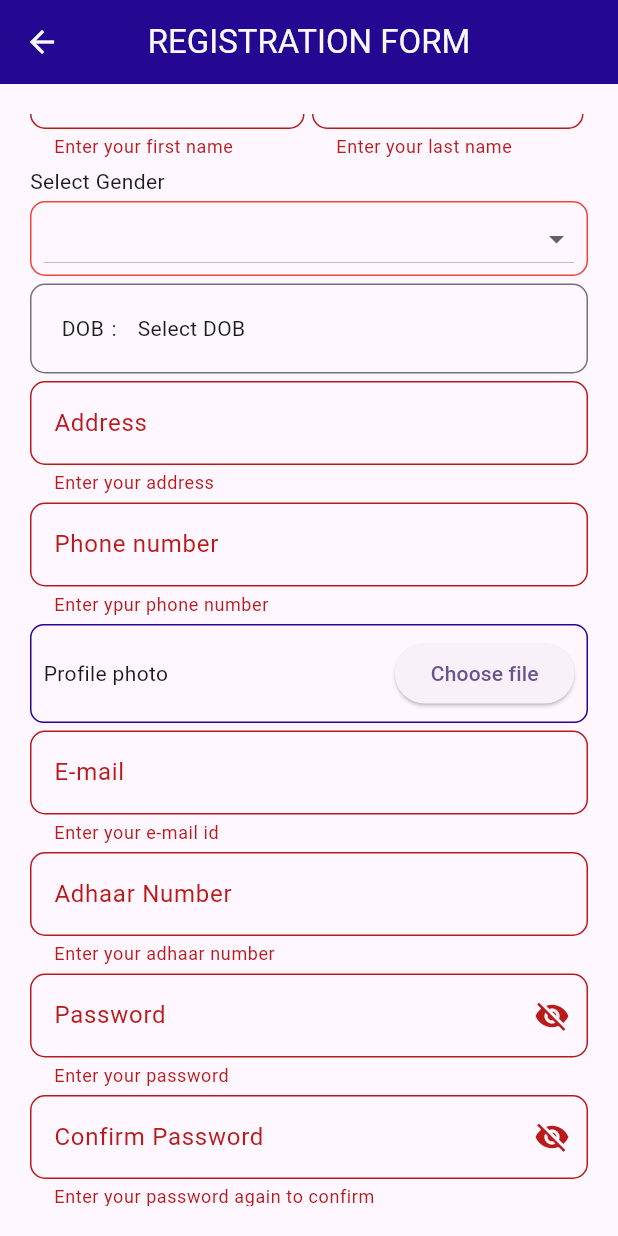
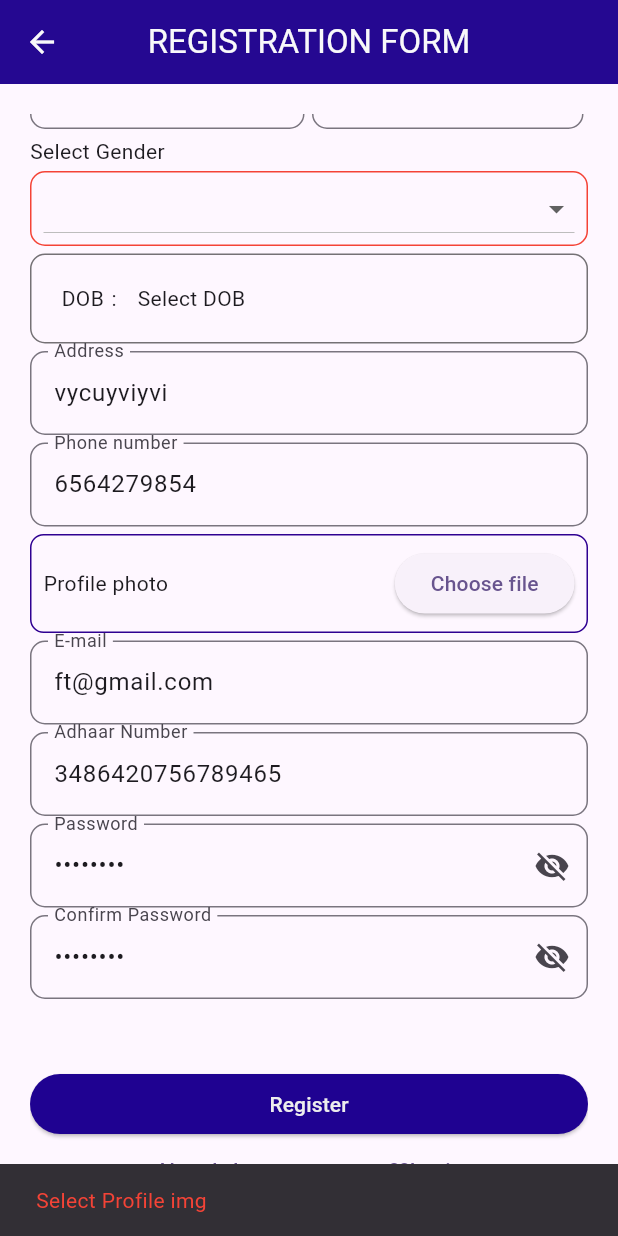
Before and after one commit to Akshay-Bala/Final-Project, a Flutter app: the Registration screen opened directly, scrolled down 46 dp, after a tap on "Register", on a phone screen of 412 x 824 dp. Run offline on Flutter 3.47's test engine with Material 3 defaults, Android fonts, the phone set to English and light mode, and no system bars; our stand-ins replace dio, geolocator, image_picker; network calls fail.

Commit message:
05/04/2024

```diff
--- a/lib/registration.dart
+++ b/lib/registration.dart
@@ -4,6 +4,8 @@ import 'package:image_picker/image_picker.dart';
 import 'package:potholedetect/custom_widgets/textfield.dart';
 import 'package:flutter/material.dart';
 import 'package:potholedetect/login.dart';
+import 'package:potholedetect/utils/api/registerApi.dart';
+import 'package:potholedetect/utils/common/snackbar.dart';
 
 class Registration extends StatefulWidget {
   Registration({super.key});
@@ -13,10 +15,9 @@ class Registration extends StatefulWidget {
 }
 
 class _RegistrationState extends State<Registration> {
-
   //Form passing
 
- File _image=File('Profile photo') ;
+  File _image = File('Profile photo');
 
   // This is the image picker
   final _picker = ImagePicker();
@@ -29,31 +30,32 @@ class _RegistrationState extends State<Registration> {
       setState(() {
         _image = File(pickedImage.path);
       });
-        }}
+    }
+  }
 
   var formkey = GlobalKey<FormState>();
 
-  ValueNotifier<bool> visibility1=ValueNotifier<bool>(true);
+  ValueNotifier<bool> visibility1 = ValueNotifier<bool>(true);
 
-  ValueNotifier<bool> visibility2=ValueNotifier<bool>(true);
+  ValueNotifier<bool> visibility2 = ValueNotifier<bool>(true);
 
   //Controllers
 
-  final TextEditingController fistnameController = TextEditingController();
+  final TextEditingController fistnameController = TextEditingController(text: 'jh');
 
-  final TextEditingController lastnameController = TextEditingController();
+  final TextEditingController lastnameController = TextEditingController(text: 'jh');
 
-  final TextEditingController PhoneController = TextEditingController();
+  final TextEditingController PhoneController = TextEditingController(text: '6564279854');
 
-  final TextEditingController addresscontroller = TextEditingController();
+  final TextEditingController addresscontroller = TextEditingController(text: 'vycuyviyvi');
 
-  final TextEditingController emailController = TextEditingController();
+  final TextEditingController emailController = TextEditingController(text: 'ft@gmail.com');
 
-  final TextEditingController passController = TextEditingController();
+  final TextEditingController passController = TextEditingController(text: 'hello234');
 
-  final TextEditingController cpassController = TextEditingController();
+  final TextEditingController cpassController = TextEditingController(text: 'hello234');
 
-  final TextEditingController adarController = TextEditingController();
+  final TextEditingController adarController = TextEditingController(text: '3486420756789465');
 
   Color bC = Colors.black26;
   String isGenderselected = "";
@@ -63,22 +65,17 @@ class _RegistrationState extends State<Registration> {
   bool isDobSelected = false;
   Color c = Colors.black;
 
-  final dropdownItem = [
-    "",'Male','Female','Other'
-  ];
+  final dropdownItem = ["", 'Male', 'Female', 'Other'];
 
   @override
   Widget build(BuildContext context) {
-    var mediaquery=MediaQuery.of(context).size;
+    var mediaquery = MediaQuery.of(context).size;
     return Scaffold(
-
         appBar: AppBar(
           title: Text("REGISTRATION FORM"),
           centerTitle: true, // title on the centre
-          backgroundColor:
-              const Color.fromARGB(255, 31, 2, 145),
-              foregroundColor:
-               Color.fromARGB(255, 248, 249, 250), //appbar color
+          backgroundColor: const Color.fromARGB(255, 31, 2, 145),
+          foregroundColor: Color.fromARGB(255, 248, 249, 250), //appbar color
         ),
         body: Padding(
           padding: const EdgeInsets.all(20.0),
@@ -87,8 +84,10 @@ class _RegistrationState extends State<Registration> {
             child: ListView(
               // mainAxisAlignment: MainAxisAlignment.center,
               children: [
-
-Row(children: [Container(width: mediaquery.width/2-23,
+                Row(
+                  children: [
+                    Container(
+                      width: mediaquery.width / 2 - 23,
                       child: customtextfield(
                         controller: fistnameController,
                         validator: (value) {
@@ -103,7 +102,8 @@ Row(children: [Container(width: mediaquery.width/2-23,
                     SizedBox(
                       width: 5,
                     ),
-                Container(width: mediaquery.width/2-25,
+                    Container(
+                      width: mediaquery.width / 2 - 25,
                       child: customtextfield(
                         controller: lastnameController,
                         validator: (value) {
@@ -115,34 +115,33 @@ Row(children: [Container(width: mediaquery.width/2-23,
                         label: "Last name",
                       ),
                     ),
-
-
-],),
+                  ],
+                ),
                 SizedBox(
                   height: 5,
                 ),
-
                 Text("Select Gender"),
                 SizedBox(
                   height: 3,
                 ),
-
                 Container(
                   decoration: BoxDecoration(
-                    border: Border.all(
-                      color: c
-                    ),
-                    borderRadius: BorderRadius.circular(10)
-                  ),
+                      border: Border.all(color: c),
+                      borderRadius: BorderRadius.circular(10)),
                   child: Padding(
-                    padding: const EdgeInsets.fromLTRB(8.0,0,8,0),
+                    padding: const EdgeInsets.fromLTRB(8.0, 0, 8, 0),
                     child: DropdownButton(
                         isExpanded: true,
                         //underline: ,
                         //padding: EdgeInsets.all(10),
                         borderRadius: BorderRadius.circular(10),
                         value: selectedValue,
-                      items: dropdownItem.map((e) => DropdownMenuItem(child: Text(e),value: e,)).toList(),
+                        items: dropdownItem
+                            .map((e) => DropdownMenuItem(
+                                  child: Text(e),
+                                  value: e,
+                                ))
+                            .toList(),
                         onChanged: (value) {
                           setState(() {
                             isGenderselected = value!;
@@ -154,42 +153,52 @@ SizedBox(
                 SizedBox(
                   height: 5,
                 ),
-
                 InkWell(
                   onTap: () async {
                     final date = await showDatePicker(
+
                         initialDate: DateTime.now(),
                         //selectableDayPredicate: (day) {print(day); return true;},
-                      context: context, firstDate: DateTime(1960), lastDate: DateTime.now());
+                        context: context,
+                        firstDate: DateTime(1960),
+                        lastDate: DateTime.now());
                     List<String> parts = date.toString().split(' ');
 
                     selectedDob = parts[0].toString();
-                    print(selectedDob
-                    );
+                    print(selectedDob);
                     isDobSelected = true;
-                    setState(() {
-
-                    });
+                    setState(() {});
                   },
                   child: Container(
-
                     height: 60,
                     decoration: BoxDecoration(
-                      border: Border.all(
-                        color: Colors.black54
+                        border: Border.all(color: Colors.black54),
+                        borderRadius: BorderRadius.circular(10)),
+                    child: Row(
+                      children: [
+                        SizedBox(
+                          width: 20,
                         ),
-                      borderRadius: BorderRadius.circular(10)
+                        Text(
+                          "DOB",
+                          style: TextStyle(fontSize: 14),
                         ),
-                    child:  Row(
-                      children: [
-                        SizedBox(width: 20,),Text("DOB",style: TextStyle(fontSize: 14),),SizedBox(width: 5,),Text(":",style: TextStyle(fontSize: 14),),SizedBox(width: 10,), Text(" $selectedDob" )
+                        SizedBox(
+                          width: 5,
+                        ),
+                        Text(
+                          ":",
+                          style: TextStyle(fontSize: 14),
+                        ),
+                        SizedBox(
+                          width: 10,
+                        ),
+                        Text(" $selectedDob")
                       ],
                     ),
                   ),
                 ),
-
                 SizedBox(height: 5),
-
                 customtextfield(
                   controller: addresscontroller,
                   validator: (value) {
@@ -200,52 +209,57 @@ SizedBox(
                   },
                   label: "Address",
                 ),
-                  SizedBox(height:5),
-
+                SizedBox(height: 5),
                 customtextfield(
                   controller: PhoneController,
-                  validator: (value)
-                   {
+                  validator: (value) {
                     if (value.toString().isEmpty) {
                       return 'Enter ypur phone number';
-                } else if (!RegExp(r'^[0-9]+$').hasMatch(value.toString())) {
+                    } else if (!RegExp(r'^[0-9]+$')
+                        .hasMatch(value.toString())) {
                       return 'incorrect';
-                }
-                else if(value.length <10 || value.length >10){
+                    } else if (value.length < 10 || value.length > 10) {
                       return 'invalid phone number';
                     }
                     return null;
                   },
                   label: "Phone number",
                 ),
-
                 SizedBox(
                   height: 5,
                 ),
-
-                Container(decoration: BoxDecoration(border: Border.all(color: Color.fromARGB(255, 47, 1, 146)),borderRadius: BorderRadius.circular(9)),
+                Container(
+                  decoration: BoxDecoration(
+                      border:
+                          Border.all(color: Color.fromARGB(255, 47, 1, 146)),
+                      borderRadius: BorderRadius.circular(9)),
                   child: Padding(
                     padding: const EdgeInsets.all(8.0),
                     child: Row(
                       mainAxisAlignment: MainAxisAlignment.spaceBetween,
                       children: [
                         Text(_image.path.split('/').last),
-                        Container(child: ElevatedButton(onPressed: (){
+                        Container(
+                            child: ElevatedButton(
+                                onPressed: () {
                                   _openImagePicker();
-                        }, child: Text("Choose file"))),
+                                },
+                                child: Text("Choose file"))),
                       ],
                     ),
                   ),
                 ),
-                SizedBox(height: 5,),
-
-
+                SizedBox(
+                  height: 5,
+                ),
                 customtextfield(
                   controller: emailController,
                   validator: (value) {
                     if (value.toString().isEmpty) {
                       return 'Enter your e-mail id';
-                     } else if (!RegExp(r'^[a-zA-Z0-9+_.-]+@[a-zA-Z0-9.-]+\.[a-z]+$').hasMatch(value.toString())) {
+                    } else if (!RegExp(
+                            r'^[a-zA-Z0-9+_.-]+@[a-zA-Z0-9.-]+\.[a-z]+$')
+                        .hasMatch(value.toString())) {
                       return 'incorrect';
                     }
                     return null;
@@ -257,32 +271,31 @@ SizedBox(
                 ),
                 customtextfield(
                   controller: adarController,
-                  validator: (value)
-                   {
+                  validator: (value) {
                     if (value.toString().isEmpty) {
                       return 'Enter your adhaar number';
-                } else if (!RegExp(r'^[0-9]+$').hasMatch(value.toString())) {
+                    } else if (!RegExp(r'^[0-9]+$')
+                        .hasMatch(value.toString())) {
                       return 'incorrect';
-                }
-                else if(value.length <16 || value.length >16){
+                    } else if (value.length < 16 || value.length > 16) {
                       return 'invalid adhaar number';
                     }
                     return null;
                   },
                   label: "Adhaar Number",
                 ),
-
                 SizedBox(
                   height: 5,
                 ),
-ValueListenableBuilder(valueListenable: visibility1, builder: (context, value, child) {
-                  return  customtextfield(
+                ValueListenableBuilder(
+                  valueListenable: visibility1,
+                  builder: (context, value, child) {
+                    return customtextfield(
                       controller: passController,
                       validator: (value) {
                         if (value.toString().isEmpty) {
                           return 'Enter your password';
-                    }
-                    else if (value.length <8) {
+                        } else if (value.length < 8) {
                           return 'Length should be minimum 8 characters';
                         }
                         return null;
@@ -294,25 +307,25 @@ ValueListenableBuilder(valueListenable: visibility1, builder: (context, value, c
                             visibility1.value = !visibility1.value;
                             print(visibility1.value);
                           },
-                      icon:visibility1.value? Icon(Icons.visibility_off): Icon(Icons.visibility)),
+                          icon: visibility1.value
+                              ? Icon(Icons.visibility_off)
+                              : Icon(Icons.visibility)),
                     );
-              },),
-               SizedBox(
-                height: 5
+                  },
                 ),
-      ValueListenableBuilder(valueListenable: visibility2, builder: (context, value, child) {
-             return  customtextfield(
+                SizedBox(height: 5),
+                ValueListenableBuilder(
+                  valueListenable: visibility2,
+                  builder: (context, value, child) {
+                    return customtextfield(
                       controller: cpassController,
                       validator: (value) {
                         if (value.toString().isEmpty) {
                           return 'Enter your password again to confirm';
-                    }
-                    else if(value.length <8)
-                    {
+                        } else if (value.length < 8) {
                           return 'Length should be 8-16 characters';
-                    }
-                    else if(passController.text != cpassController.text)
-                    {
+                        } else if (passController.text !=
+                            cpassController.text) {
                           return 'Password not matches';
                         }
                         return null;
@@ -324,11 +337,12 @@ ValueListenableBuilder(valueListenable: visibility1, builder: (context, value, c
                             visibility2.value = !visibility2.value;
                             print(visibility2.value);
                           },
-                      icon:visibility2.value? Icon(Icons.visibility_off): Icon(Icons.visibility)),
+                          icon: visibility2.value
+                              ? Icon(Icons.visibility_off)
+                              : Icon(Icons.visibility)),
                     );
-},),
-
-
+                  },
+                ),
                 Align(),
                 SizedBox(
                   height: 50,
@@ -337,28 +351,54 @@ ValueListenableBuilder(valueListenable: visibility1, builder: (context, value, c
                     height: 40,
                     width: 200,
                     child: ElevatedButton(
-                        onPressed: () {
+                        onPressed: () async{
+                          setState(() {
+                            isGenderselected == ""
+                                ? c = Colors.red
+                                : c = Colors.black;
+                          });
+                          print(selectedDob);
 
-                          setState(() {
-                            isGenderselected == ""? c = Colors.red:c= Colors.black;
-                          });
-                          // Navigator.push(context,MaterialPageRoute(builder: (context)=> Login()));
-                          if (formkey.currentState!.validate() && isDobSelected == true) {
+                          if (formkey.currentState!.validate()
+                              ) {
+                            if (_image.path != 'Profile photo') {
+                              if (selectedDob != 'Select DOB') {
+                              // perform actuons
+
+
+Map<String,dynamic>data={
+  'First_name': fistnameController.text ,
+  'Last_name': lastnameController.text ,
+  'Phone_number':PhoneController.text,
+  'address':addresscontroller.text,
+  'email':emailController.text,
+  'password':passController.text,
+  'Adhaar_no ':adarController.text,
+  'Dob':selectedDob,
+  'Gender':selectedValue,
+
+};
+
                                 print("jgfv");
+ await registerUser(data,_image,context);
+
+                              } else {
+                                bC = Colors.red;
+                            setState(() {});
+                                showCustomSnackBar(context,
+                                    'Select Date of Birth', Colors.red);
                               }
-                          else if(isDobSelected == false){
+                            } else {
+                              showCustomSnackBar(
+                                  context, 'Select Profile img', Colors.red);
+                            }
+                          } else if (isDobSelected == false) {
                             bC = Colors.red;
-                            setState(() {
-
-                            });
+                            setState(() {});
+                          } else if (isDobSelected = true) {
+                            bC = Colors.black38;
+                            setState(() {});
                           }
-                          else if(isDobSelected= true){
-                           bC = Colors.black38;
-                            setState(() {
-
-                            });
-                          }
-
                         },
                         child: Text("Register"),
                         style: ElevatedButton.styleFrom(
@@ -366,9 +406,12 @@ ValueListenableBuilder(valueListenable: visibility1, builder: (context, value, c
                                 const Color.fromARGB(255, 31, 2, 145),
                             foregroundColor:
                                 Color.fromARGB(255, 237, 237, 237)))),
-                TextButton(onPressed: () {
-                  Navigator.push(context,MaterialPageRoute(builder: (context)=> Login()));
-                }, child: Text('Already have an account??Login'))
+                TextButton(
+                    onPressed: () {
+                      Navigator.push(context,
+                          MaterialPageRoute(builder: (context) => Login()));
+                    },
+                    child: Text('Already have an account??Login'))
               ],
             ),
           ),
--- a/lib/userhome.dart
+++ b/lib/userhome.dart
@@ -52,7 +52,7 @@ class _UserhomeState extends State<Userhome> {
                 begin: Alignment.bottomCenter,
                 end: Alignment.topCenter,
                 colors: [
-              Color.fromARGB(255, 248, 249, 249),
+              Color.fromARGB(255, 248, 248, 249),
               Color.fromARGB(255, 31, 2, 145),
             ])),
         child: SingleChildScrollView(
--- a/lib/utils/api/loginapi.dart
+++ b/lib/utils/api/loginapi.dart
@@ -14,7 +14,7 @@ String baseurl='http://192.168.1.48:5000';
 
 
     try {
-      Response response = await dio.post(
+      Response response = await dio.get(
         '$baseurl/logincheck?Username=$username&Password=$password',
         // data: {
         //   'username': username,
```
Also changed, not shown: lib/bottomNavScreen.dart (+8 -5 lines), lib/change_password.dart (added, +85 -0 lines), lib/main.dart (+0 -12 lines), lib/utils/api/registerApi.dart (added, +49 -0 lines), lib/login.dart (line endings or trailing spaces), pubspec.lock. Lines whose indentation alone changed are shown as unchanged.
